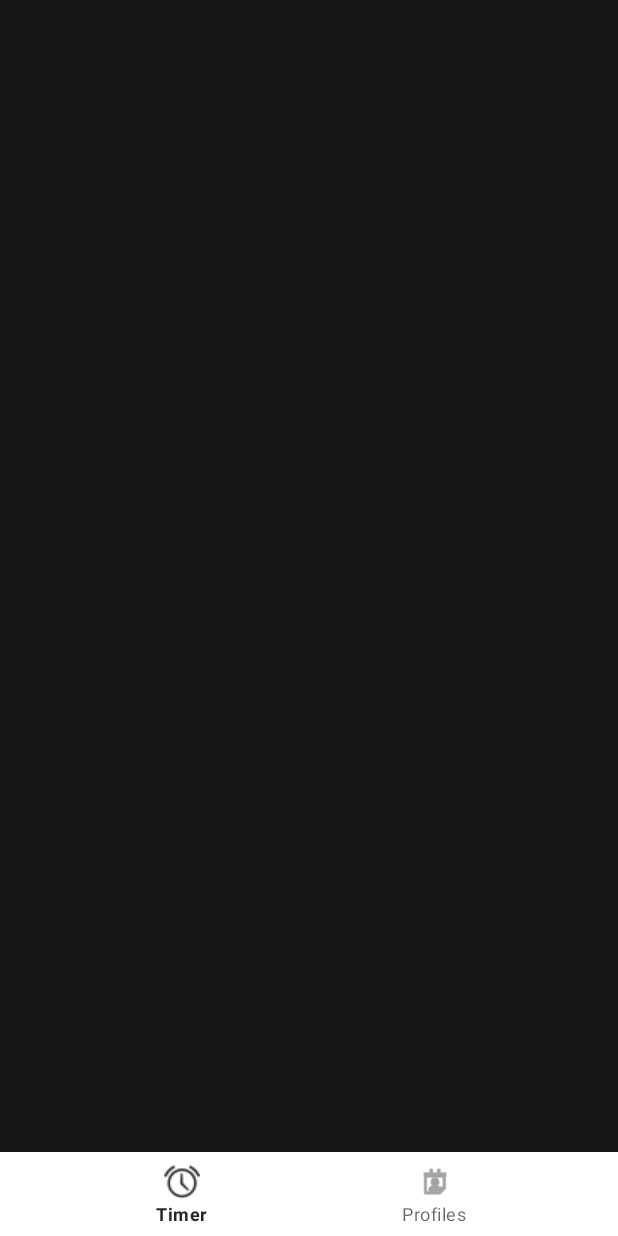
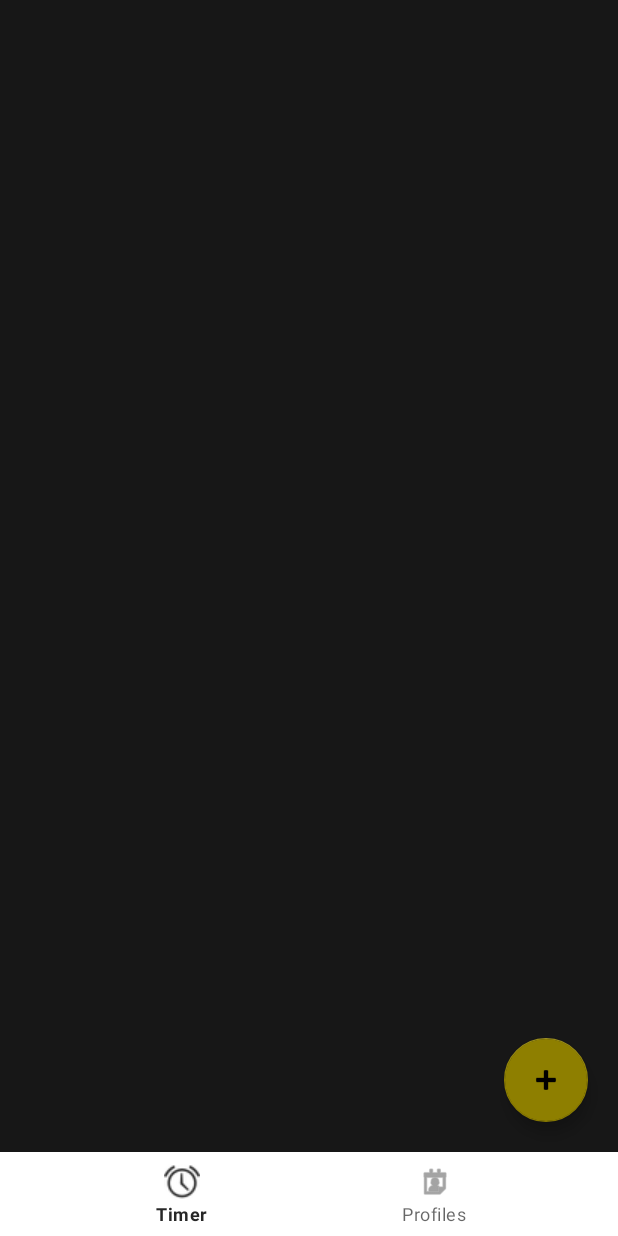
Before and after one commit to JaredjWilliams/Assistant-Coach, an Android app: the layout activity_profiles.xml on its own in the app's theme, with its tools: preview values and no code run, on a phone screen of 412 x 824 dp. Run offline under Robolectric (Android 15) with nearby library versions, the phone set to English and light mode, and no system bars.

Commit message:
saving work for android stuido reinstall

```diff
--- a/app/src/main/res/layout/activity_profiles.xml
+++ b/app/src/main/res/layout/activity_profiles.xml
@@ -1,5 +1,6 @@
 <?xml version="1.0" encoding="utf-8"?>
 <androidx.constraintlayout.widget.ConstraintLayout xmlns:android="http://schemas.android.com/apk/res/android"
+    xmlns:tools="http://schemas.android.com/tools"
     android:layout_width="match_parent"
     android:layout_height="match_parent"
     android:background="@color/primary_background"
@@ -17,4 +18,16 @@
         app:layout_constraintRight_toRightOf="parent"
         app:menu="@menu/bottom_nav_menu" />
 
+    <com.google.android.material.floatingactionbutton.FloatingActionButton
+        android:id="@+id/add_profile_button"
+        android:layout_width="wrap_content"
+        android:layout_height="wrap_content"
+        android:layout_marginEnd="20dp"
+        android:layout_marginBottom="20dp"
+        android:clickable="true"
+        app:backgroundTint="#8E7F00"
+        app:layout_constraintBottom_toTopOf="@+id/nav_view"
+        app:layout_constraintEnd_toEndOf="parent"
+        app:srcCompat="@android:drawable/ic_input_add" />
+
 </androidx.constraintlayout.widget.ConstraintLayout>
--- a/app/src/main/res/layout/activity_timers.xml
+++ b/app/src/main/res/layout/activity_timers.xml
@@ -37,6 +37,8 @@
         android:id="@+id/start_all_button"
         android:layout_width="match_parent"
         android:layout_height="wrap_content"
+        android:layout_marginStart="10dp"
+        android:layout_marginEnd="10dp"
         android:text="Start All Timers"
         app:layout_constraintBottom_toTopOf="@+id/nav_view" />
 
```
Also changed, not shown: app/src/main/java/com/example/runningtimer/db/ProfileDatabaseHelper.java (added, +57 -0 lines), app/src/main/java/com/example/runningtimer/ui/profiles/NewProfilePopup.java (added, +49 -0 lines), app/src/main/java/com/example/runningtimer/ui/profiles/ProfilesActivity.java (+21 -0 lines).
